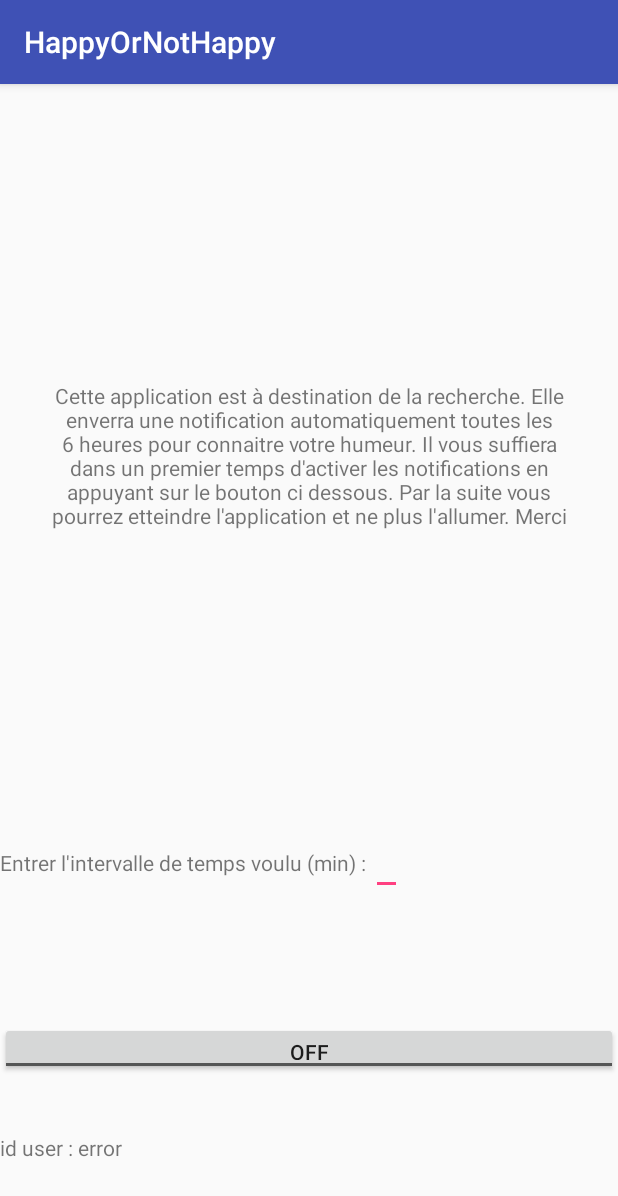
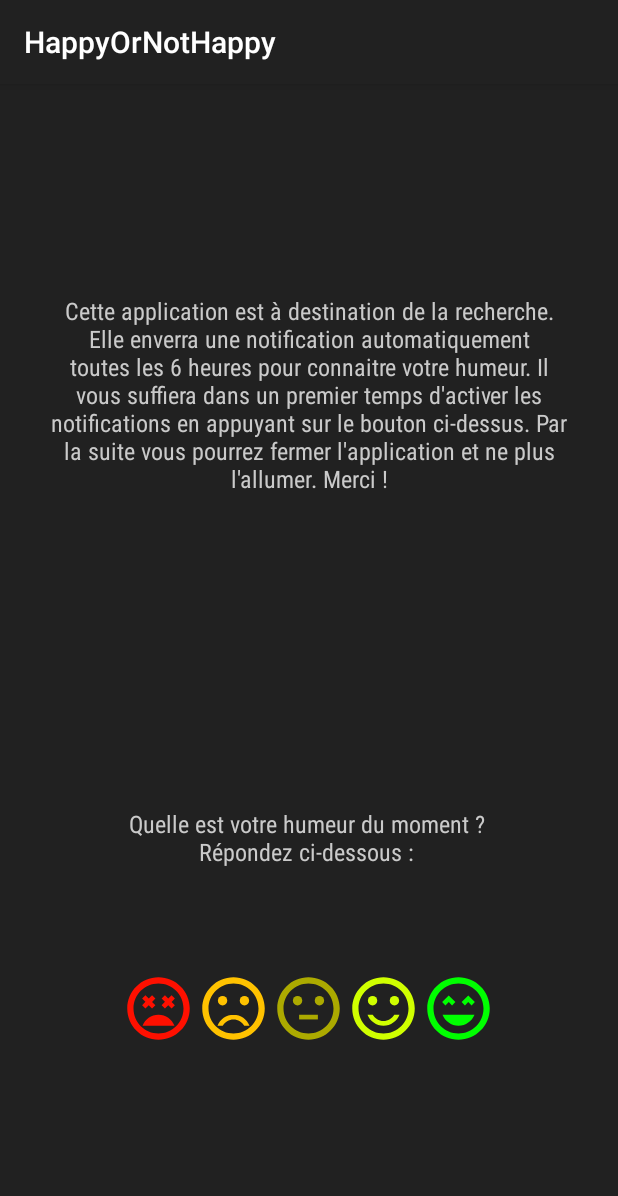
Before and after one commit to ThibautGoutel/HappyOrNotHappy_master, an Android app: the screen it shows after launch (MainActivity), on a phone screen of 412 x 824 dp. Shown: the top 1196 px of the screen. Run offline under Robolectric (Android 15) with nearby library versions, the phone set to English and light mode, and no system bars.

Commit message:
ajout design

```diff
--- a/app/src/main/java/com/example/thibautgoutel/HappyOrNotHappy/Main/MainActivity.java
+++ b/app/src/main/java/com/example/thibautgoutel/HappyOrNotHappy/Main/MainActivity.java
@@ -46,7 +46,7 @@ public class MainActivity extends AppCompatActivity {
     protected void onCreate(Bundle savedInstanceState)
     {
         super.onCreate(savedInstanceState);
-        setContentView(R.layout.activity_main);
+        setContentView(R.layout.activity_main3);
 
         ActivityCompat.requestPermissions(this,
                 new String[]{
@@ -66,10 +66,10 @@ public class MainActivity extends AppCompatActivity {
         alarmManager = (AlarmManager) getSystemService(ALARM_SERVICE);
 
         //Synchronisation du bouton pour activé ou desactivé la notification
-        synchroNotification();
+        //synchroNotification();
 
         //Synchronisation de la variable globale correspondant à l'id de l'utilisateur
-        synchroIdUser();
+        //synchroIdUser();
 
         //Création de l'intent pour prévoir la notification et passage des variables
         Intent intent = new Intent(this, AlarmReceiver.class);
@@ -80,7 +80,7 @@ public class MainActivity extends AppCompatActivity {
         pendingIntent = PendingIntent.getBroadcast( this.getApplicationContext(), 234324243, intent, 0);
     }
 
-    @RequiresApi(api = Build.VERSION_CODES.LOLLIPOP)
+   /*@RequiresApi(api = Build.VERSION_CODES.LOLLIPOP)
     public void synchroNotification()
     {
         ToggleButton toggleButton = findViewById(R.id.toggleButton);
@@ -120,7 +120,7 @@ public class MainActivity extends AppCompatActivity {
         {
             id_user = id;
         }
-    }
+    }*/
 
     public static String getId_user()
     {
--- /dev/null
+++ b/app/src/main/res/layout/activity_main2.xml
@@ -0,0 +1,23 @@
+<?xml version="1.0" encoding="utf-8"?>
+<LinearLayout xmlns:android="http://schemas.android.com/apk/res/android"
+    xmlns:tools="http://schemas.android.com/tools"
+    android:layout_width="match_parent"
+    android:layout_height="match_parent"
+    android:orientation="vertical"
+    tools:context=".Main.MainActivity"
+    android:paddingBottom="30dp"
+    android:background="#212121">
+
+    <TextView
+        android:layout_width="match_parent"
+        android:layout_height="match_parent"
+        android:layout_weight="10"
+        android:text="@string/texte_acceuil"
+        android:gravity="center"
+        android:paddingLeft="30dp"
+        android:paddingRight="30dp"
+        android:textColor="#cacaca"
+        android:textSize="16sp"
+        android:fontFamily="sans-serif-condensed"/>
+
+</LinearLayout>
--- /dev/null
+++ b/app/src/main/res/layout/activity_main3.xml
@@ -0,0 +1,73 @@
+<?xml version="1.0" encoding="utf-8"?>
+<LinearLayout xmlns:android="http://schemas.android.com/apk/res/android"
+    xmlns:tools="http://schemas.android.com/tools"
+    android:layout_width="match_parent"
+    android:layout_height="match_parent"
+    android:orientation="vertical"
+    android:background="#212121">
+
+    <TextView
+        android:layout_width="match_parent"
+        android:layout_height="match_parent"
+        android:layout_weight="0.6"
+        android:text="@string/texte_acceuil"
+        android:gravity="center"
+        android:paddingLeft="30dp"
+        android:paddingRight="30dp"
+        android:textColor="#cacaca"
+        android:textSize="16sp"
+        android:fontFamily="sans-serif-condensed"/>
+
+    <TextView
+        android:id="@+id/textView"
+        android:layout_width="match_parent"
+        android:layout_height="match_parent"
+        android:layout_gravity="center_horizontal"
+        android:layout_weight="1"
+        android:text="Quelle est votre humeur du moment ? \nRépondez ci-dessous : "
+        android:textColor="#cacaca"
+        android:textSize="16sp"
+        android:gravity="center"
+        android:fontFamily="sans-serif-condensed" />
+
+    <GridLayout
+        android:columnCount="5"
+        android:layout_gravity="center_horizontal"
+        android:layout_width="wrap_content"
+        android:layout_height="match_parent"
+        android:layout_weight="1">
+
+        <Button
+            android:id="@+id/very_not_happy"
+            android:layout_width="50dp"
+            android:layout_height="50dp"
+            android:background="@drawable/very_not_happy" />
+
+        <Button
+            android:id="@+id/not_happy"
+            android:layout_width="50dp"
+            android:layout_height="50dp"
+            android:background="@drawable/not_happy" />
+
+        <Button
+            android:id="@+id/neutral"
+            android:layout_width="50dp"
+            android:layout_height="50dp"
+            android:background="@drawable/neutral" />
+
+        <Button
+            android:id="@+id/happy"
+            android:layout_width="50dp"
+            android:layout_height="50dp"
+            android:background="@drawable/happy" />
+
+        <Button
+            android:id="@+id/very_happy"
+            android:layout_width="50dp"
+            android:layout_height="50dp"
+            android:background="@drawable/very_happy" />
+
+
+    </GridLayout>
+
+</LinearLayout>
--- a/app/src/main/res/layout/receiver_layout.xml
+++ b/app/src/main/res/layout/receiver_layout.xml
@@ -10,6 +10,7 @@
         android:text="MERCI !"
         android:textSize="100dp"
         android:gravity="center"
-        android:textColor="#fff"/>
+        android:textColor="#fff"
+        android:fontFamily="sans-serif-condensed"/>
 
 </LinearLayout>
--- a/app/src/main/res/values/colors.xml
+++ b/app/src/main/res/values/colors.xml
@@ -1,6 +1,7 @@
 <?xml version="1.0" encoding="utf-8"?>
 <resources>
-    <color name="colorPrimary">#3F51B5</color>
-    <color name="colorPrimaryDark">#303F9F</color>
+    <color name="colorPrimary">#212121</color>
+    <color name="colorPrimaryDark">#212121</color>
     <color name="colorAccent">#FF4081</color>
+    <color name="primary_dark_material_dark_1">#000000</color>
 </resources>
--- a/app/src/main/res/values/strings.xml
+++ b/app/src/main/res/values/strings.xml
@@ -1,12 +1,13 @@
 <resources>
     <string name="app_name">HappyOrNotHappy</string>
-    <string name="humeur">Quel est votre humeur du moment ?</string>
+    <string name="humeur">Quelle est votre humeur du moment ? </string>
+    <string name="humeur2">Répondez ci-dessous : </string>
 
     <string name="very_happy">very happy</string>
     <string name="happy">happy</string>
     <string name="neutral">neutral</string>
     <string name="not_happy">not happy</string>
     <string name="very_not_happy">very not happy</string>
-    <string name="texte_acceuil">Cette application est à destination de la recherche. Elle enverra une notification automatiquement toutes les 6 heures pour connaitre votre humeur. Il vous suffiera dans un premier temps d\'activer les notifications en appuyant sur le bouton ci dessous. Par la suite vous pourrez etteindre l\'application et ne plus l\'allumer.  Merci</string>
+    <string name="texte_acceuil">Cette application est à destination de la recherche. Elle enverra une notification automatiquement toutes les 6 heures pour connaitre votre humeur. Il vous suffiera dans un premier temps d\'activer les notifications en appuyant sur le bouton ci-dessus. Par la suite vous pourrez fermer l\'application et ne plus l\'allumer.  Merci !</string>
 
 </resources>
```
Also changed, not shown: app/src/main/res/values/styles.xml (line endings or trailing spaces).
